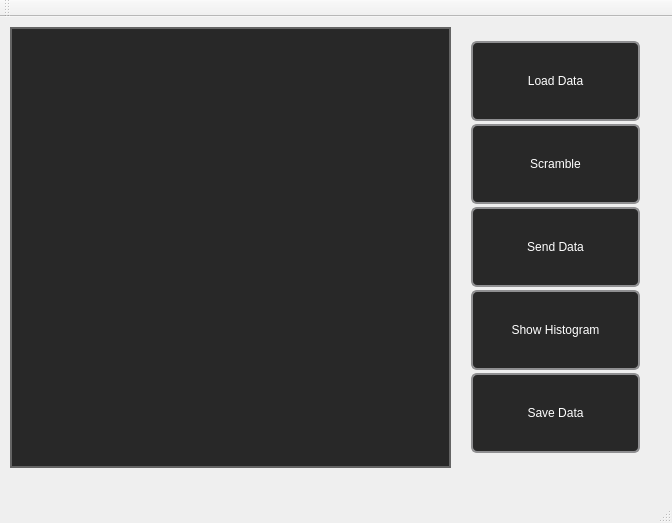
Above: App/mainwindow.ui from Juk3n/Scrambler before the change. Below: the same form after it.
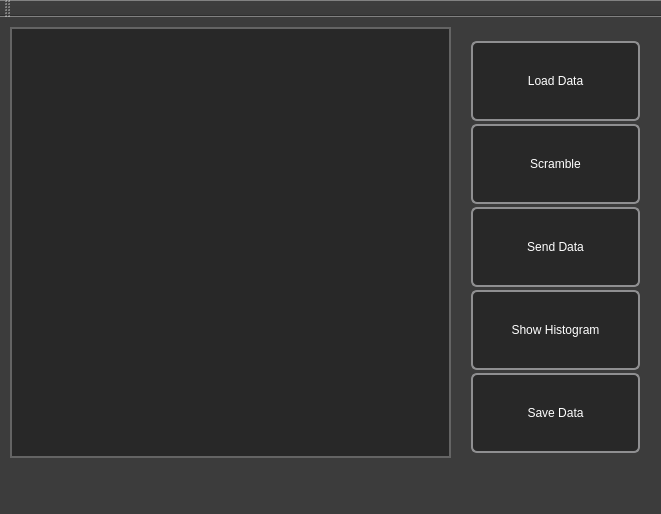
That is the form after the change.

```diff
--- a/App/mainwindow.ui
+++ b/App/mainwindow.ui
@@ -6,12 +6,15 @@
    <rect>
     <x>0</x>
     <y>0</y>
-    <width>672</width>
-    <height>523</height>
+    <width>661</width>
+    <height>514</height>
    </rect>
   </property>
   <property name="windowTitle">
-   <string>MainWindow</string>
+   <string>Scrambler</string>
+  </property>
+  <property name="styleSheet">
+   <string notr="true">background-color: rgb(60, 60, 60);</string>
   </property>
   <widget class="QWidget" name="centralWidget">
    <widget class="QPlainTextEdit" name="plainTextEdit">
@@ -20,7 +23,7 @@
       <x>10</x>
       <y>10</y>
       <width>441</width>
-      <height>441</height>
+      <height>431</height>
      </rect>
     </property>
     <property name="styleSheet">
@@ -90,7 +93,7 @@
       <widget class="QPushButton" name="ScrambleButton">
        <property name="minimumSize">
         <size>
-         <width>120</width>
+         <width>84</width>
          <height>80</height>
         </size>
        </property>
@@ -127,7 +130,7 @@
       <widget class="QPushButton" name="SendDataButton">
        <property name="minimumSize">
         <size>
-         <width>120</width>
+         <width>84</width>
          <height>80</height>
         </size>
        </property>
@@ -164,7 +167,7 @@
       <widget class="QPushButton" name="HistogramButton">
        <property name="minimumSize">
         <size>
-         <width>120</width>
+         <width>84</width>
          <height>80</height>
         </size>
        </property>
@@ -201,7 +204,7 @@
       <widget class="QPushButton" name="SaveDataButton">
        <property name="minimumSize">
         <size>
-         <width>120</width>
+         <width>84</width>
          <height>80</height>
         </size>
        </property>
```
Left out of the diff: 2 changed lines with no effect on the pictures.
